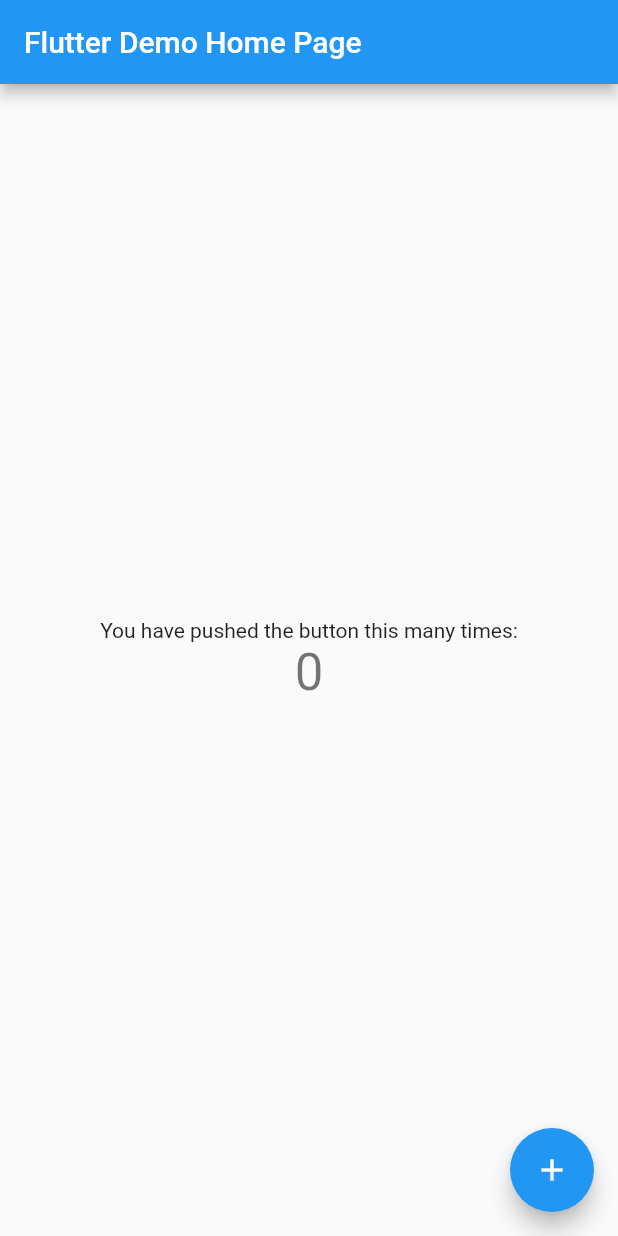
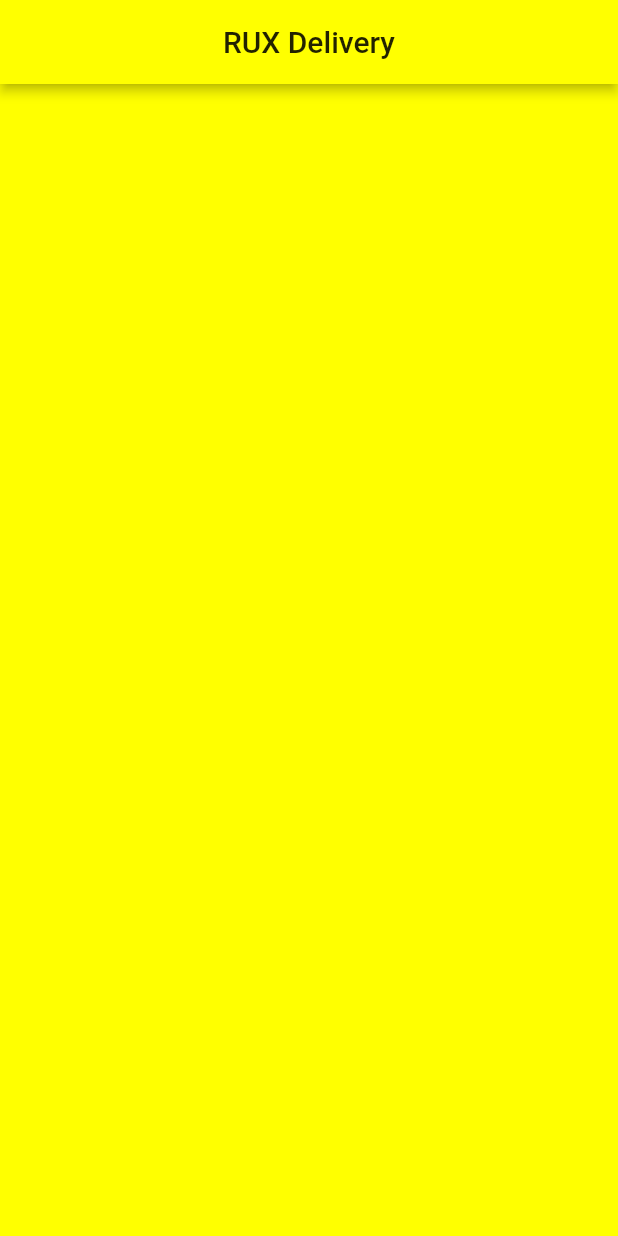
Before and after one commit to sutthinais/PhraiBuengDelivery, a Flutter app: the screen it shows after launch, on a phone screen of 412 x 824 dp. Run offline on Flutter 3.47's test engine with Material 2 defaults, Android fonts, the phone set to English and light mode, and no system bars.

Commit message:
first commit

```diff
--- a/lib/main.dart
+++ b/lib/main.dart
@@ -1,7 +1,10 @@
 import 'package:flutter/material.dart';
+import 'package:flutter/services.dart';
+import 'package:phraibuengdelivery/screens/home_screen.dart';
 
 void main() {
-  runApp(MyApp());
+  WidgetsFlutterBinding.ensureInitialized();
+  SystemChrome.setPreferredOrientations([DeviceOrientation.portraitUp]).then((_) => runApp(MyApp()));
 }
 
 class MyApp extends StatelessWidget {
@@ -10,108 +13,12 @@ class MyApp extends StatelessWidget {
   Widget build(BuildContext context) {
     return MaterialApp(
       title: 'Flutter Demo',
+      debugShowCheckedModeBanner: false,
       theme: ThemeData(
-        // This is the theme of your application.
-        //
-        // Try running your application with "flutter run". You'll see the
-        // application has a blue toolbar. Then, without quitting the app, try
-        // changing the primarySwatch below to Colors.green and then invoke
-        // "hot reload" (press "r" in the console where you ran "flutter run",
-        // or simply save your changes to "hot reload" in a Flutter IDE).
-        // Notice that the counter didn't reset back to zero; the application
-        // is not restarted.
-        primarySwatch: Colors.blue,
-        // This makes the visual density adapt to the platform that you run
-        // the app on. For desktop platforms, the controls will be smaller and
-        // closer together (more dense) than on mobile platforms.
+        primaryColor: Colors.yellowAccent,
         visualDensity: VisualDensity.adaptivePlatformDensity,
       ),
-      home: MyHomePage(title: 'Flutter Demo Home Page'),
+      home: HomeScreen(),
     );
   }
 }
-
-class MyHomePage extends StatefulWidget {
-  MyHomePage({Key key, this.title}) : super(key: key);
-
-  // This widget is the home page of your application. It is stateful, meaning
-  // that it has a State object (defined below) that contains fields that affect
-  // how it looks.
-
-  // This class is the configuration for the state. It holds the values (in this
-  // case the title) provided by the parent (in this case the App widget) and
-  // used by the build method of the State. Fields in a Widget subclass are
-  // always marked "final".
-
-  final String title;
-
-  @override
-  _MyHomePageState createState() => _MyHomePageState();
-}
-
-class _MyHomePageState extends State<MyHomePage> {
-  int _counter = 0;
-
-  void _incrementCounter() {
-    setState(() {
-      // This call to setState tells the Flutter framework that something has
-      // changed in this State, which causes it to rerun the build method below
-      // so that the display can reflect the updated values. If we changed
-      // _counter without calling setState(), then the build method would not be
-      // called again, and so nothing would appear to happen.
-      _counter++;
-    });
-  }
-
-  @override
-  Widget build(BuildContext context) {
-    // This method is rerun every time setState is called, for instance as done
-    // by the _incrementCounter method above.
-    //
-    // The Flutter framework has been optimized to make rerunning build methods
-    // fast, so that you can just rebuild anything that needs updating rather
-    // than having to individually change instances of widgets.
-    return Scaffold(
-      appBar: AppBar(
-        // Here we take the value from the MyHomePage object that was created by
-        // the App.build method, and use it to set our appbar title.
-        title: Text(widget.title),
-      ),
-      body: Center(
-        // Center is a layout widget. It takes a single child and positions it
-        // in the middle of the parent.
-        child: Column(
-          // Column is also a layout widget. It takes a list of children and
-          // arranges them vertically. By default, it sizes itself to fit its
-          // children horizontally, and tries to be as tall as its parent.
-          //
-          // Invoke "debug painting" (press "p" in the console, choose the
-          // "Toggle Debug Paint" action from the Flutter Inspector in Android
-          // Studio, or the "Toggle Debug Paint" command in Visual Studio Code)
-          // to see the wireframe for each widget.
-          //
-          // Column has various properties to control how it sizes itself and
-          // how it positions its children. Here we use mainAxisAlignment to
-          // center the children vertically; the main axis here is the vertical
-          // axis because Columns are vertical (the cross axis would be
-          // horizontal).
-          mainAxisAlignment: MainAxisAlignment.center,
-          children: <Widget>[
-            Text(
-              'You have pushed the button this many times:',
-            ),
-            Text(
-              '$_counter',
-              style: Theme.of(context).textTheme.headline4,
-            ),
-          ],
-        ),
-      ),
-      floatingActionButton: FloatingActionButton(
-        onPressed: _incrementCounter,
-        tooltip: 'Increment',
-        child: Icon(Icons.add),
-      ), // This trailing comma makes auto-formatting nicer for build methods.
-    );
-  }
-}
--- /dev/null
+++ b/lib/screens/home_screen.dart
@@ -0,0 +1,16 @@
+import 'package:flutter/material.dart';
+
+class HomeScreen extends StatefulWidget {
+  @override
+  _HomeScreenState createState() => _HomeScreenState();
+}
+
+class _HomeScreenState extends State<HomeScreen> {
+  @override
+  Widget build(BuildContext context) {
+    return Scaffold(
+      backgroundColor: Colors.yellowAccent,
+      appBar: AppBar(centerTitle: true,title: Text("RUX Delivery"),elevation: 3.0,),
+    );
+  }
+}
```
Also changed, not shown: pubspec.lock.
